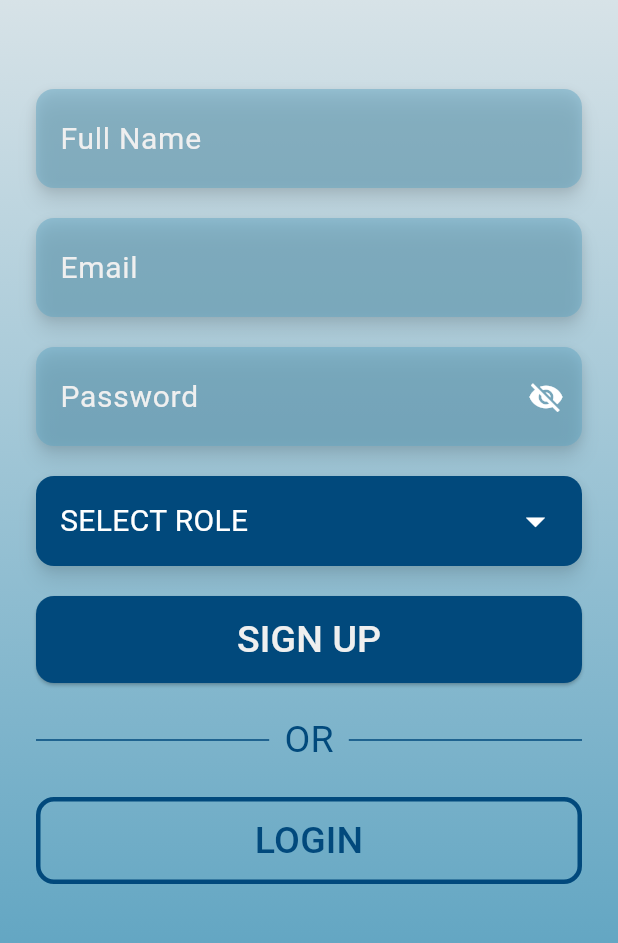
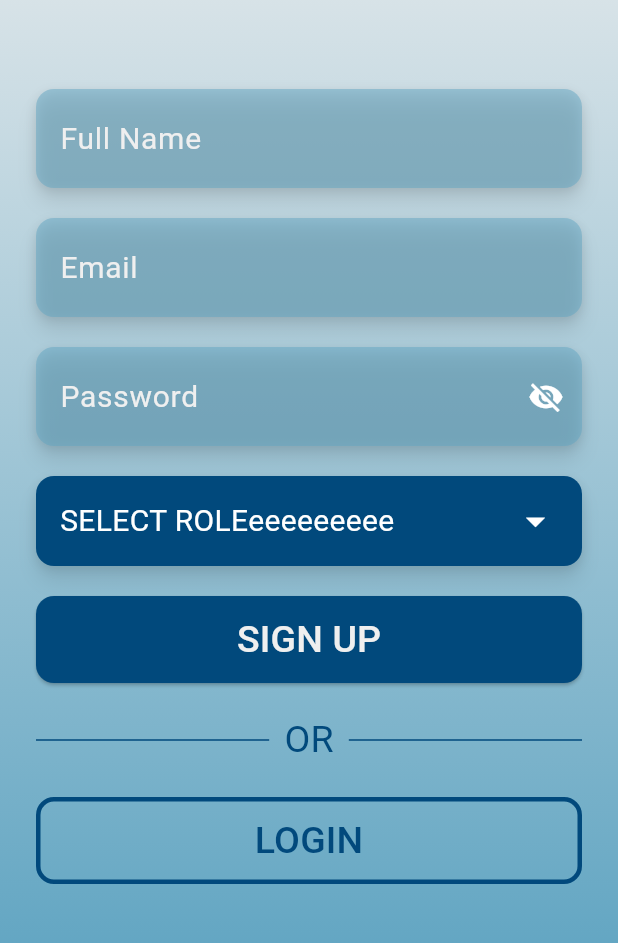
Before and after one commit to seifmohamed3110/skill_sync, a Flutter app: the SignUpScreen screen opened by its route, on a phone screen of 412 x 824 dp, the part 271-1214 px from its top. Run offline on Flutter 3.47's test engine with Material 3 defaults, Android fonts, the phone set to English and light mode, and no system bars; our stand-ins replace file_picker, google_fonts, image_picker, shared_preferences; accounts and stored records are empty; network calls fail; Roboto replaces fonts that are missing (Cantora One, CantoraOne).

Commit message:
roleeeeee

```diff
--- a/lib/screens/sign_up_screen.dart
+++ b/lib/screens/sign_up_screen.dart
@@ -177,7 +177,7 @@ class _SignUpScreenState extends State<SignUpScreen> {
                             mainAxisAlignment: MainAxisAlignment.spaceBetween,
                             children: [
                               Text(
-                                _selectedRole ?? 'SELECT ROLE',
+                                _selectedRole ?? 'SELECT ROLEeeeeeeeee',
                                 style: GoogleFonts.getFont(
                                   'Cantora One',
                                   color: Colors.white,
```
